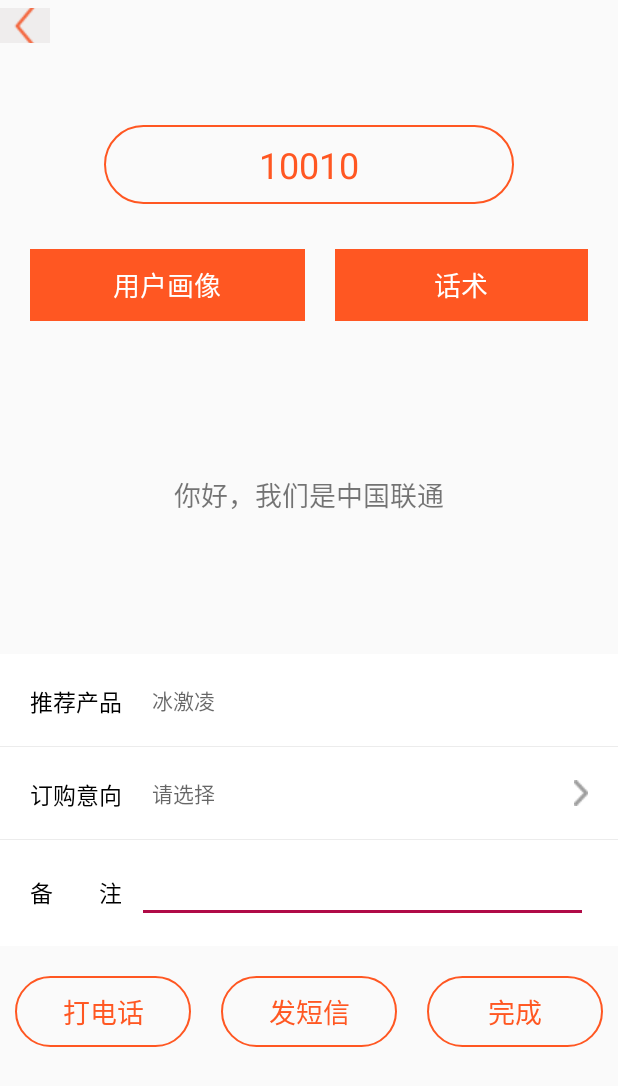
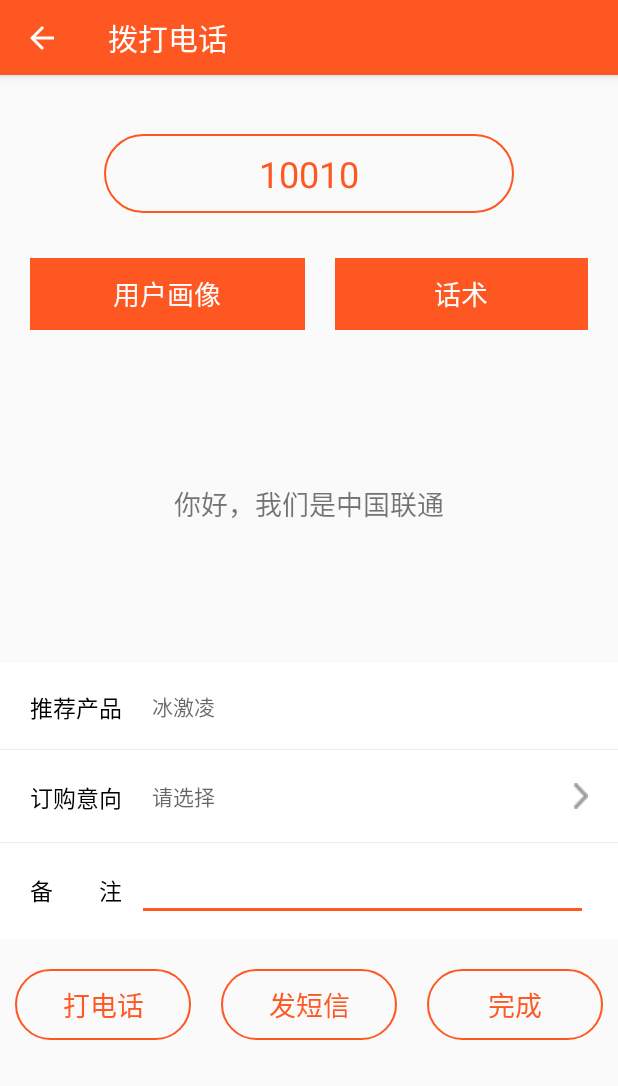
Before and after one commit to renw7/WoMarketing, an Android app: the DialActivity screen opened directly, with no data from a screen before it, on a phone screen of 412 x 824 dp. Shown: the top 1086 px of the screen. Run offline under Robolectric (Android 15) with nearby library versions, the phone set to English and light mode, and no system bars; 4 statements that could not run were skipped.

Commit message:
通话：修改广播发送action常量，修改控件默认颜色，修改页面布局，manifest文件添加DailActivity主题

```diff
--- a/app/src/main/java/com/engingplan/womarketing/ui/activity/DialActivity.java
+++ b/app/src/main/java/com/engingplan/womarketing/ui/activity/DialActivity.java
@@ -20,6 +20,7 @@ import android.widget.Button;
 import android.widget.EditText;
 import android.widget.TextView;
 import android.widget.Toast;
+
 import com.engingplan.womarketing.bl.DialBL;
 import com.engingplan.womarketing.bl.DialHttpBL;
 import com.engingplan.womarketing.ui.R;
@@ -84,6 +85,9 @@ public final class DialActivity extends BaseActivity {
         super.onCreate(savedInstanceState);
 
         setContentView(R.layout.activity_dial);
+
+        initActivity();
+
         getSupportActionBar().setDisplayHomeAsUpEnabled(true);
 
         //获取上一个页面传递的参数 taskId 上一个页面的标记
@@ -265,7 +269,7 @@ public final class DialActivity extends BaseActivity {
                         smsContent = (String) map.get("smsContent");
 
                         //初始化页面，控件实现查询得到的信息
-                        initActivity();
+                        init();
                     }
 
                     //若任务已完成，提示，修改完成按钮的状态
--- a/app/src/main/java/com/engingplan/womarketing/util/ConstantsUtil.java
+++ b/app/src/main/java/com/engingplan/womarketing/util/ConstantsUtil.java
@@ -21,6 +21,8 @@ public interface ConstantsUtil {
     String INSERT_CALLRECORD_ACTIVITY_RECEIVER = "com.engingplan.womarketing.fragment.DialActivity.insCallRecord.BroadcastReceiver";
 
     String UPDATE_TASKDATA_ACTIVITY_RECEIVER = "com.engingplan.womarketing.fragment.DialActivity.updTaskData.BroadcastReceiver";
+
+    String UNLOCK_TASKDATA_ACTIVITY_RECEIVER = "com.engingplan.womarketing.fragment.DialActivity.unLockTaskData.BroadcastReceiver";
 
     String SENT_SMS_ACTIVITY_RECEIVER = "com.engingplan.womarketing.fragment.DialActivity.sendSms.BroadcastReceiver";
 
--- a/app/src/main/java/com/engingplan/womarketing/util/OkHttpClientUtils.java
+++ b/app/src/main/java/com/engingplan/womarketing/util/OkHttpClientUtils.java
@@ -174,7 +174,7 @@ public final class OkHttpClientUtils {
     }
 
 
-    public void test(){
+    public void test() {
         System.out.println("test");
     }
 
--- a/app/src/main/res/layout/activity_dial.xml
+++ b/app/src/main/res/layout/activity_dial.xml
@@ -7,16 +7,6 @@
     android:orientation="vertical"
     tools:context="com.engingplan.womarketing.ui.activity.DialActivity">
 
-
-    <ImageButton
-        android:id="@+id/ImageButton"
-        android:layout_width="33dp"
-        android:layout_height="23dp"
-        android:layout_gravity="left"
-        android:layout_marginTop="5dp"
-        android:layout_marginBottom="5dp"
-        android:background="@color/colorButtonDisable"
-        android:src="@drawable/back" />
 
     <TextView
         android:layout_width="match_parent"
@@ -29,7 +19,7 @@
         android:layout_width="273dp"
         android:layout_height="wrap_content"
         android:layout_gravity="center_horizontal"
-        android:layout_marginTop="30dp"
+        android:layout_marginTop="20dp"
         android:layout_marginBottom="20dp"
         android:text="@string/dial_default_number"
         android:textSize="24sp" />
@@ -48,8 +38,8 @@
             android:layout_marginLeft="20dp"
             android:layout_marginRight="10dp"
             android:layout_weight="1"
+            android:text="@string/dial_cust_info_btn"
             android:textColor="@color/white"
-            android:text="@string/dial_cust_info_btn"
             android:textSize="18sp" />
 
         <Button
@@ -61,8 +51,8 @@
             android:layout_marginRight="20dp"
             android:layout_weight="1"
             android:text="@string/dial_voice_content_btn"
-            android:textSize="18sp"
-            android:textColor="@color/white"/>
+            android:textColor="@color/white"
+            android:textSize="18sp" />
 
     </LinearLayout>
 
@@ -77,10 +67,10 @@
         android:layout_marginBottom="20dp"
         android:gravity="center_vertical"
         android:lineSpacingExtra="5sp"
+        android:scrollbars="vertical"
         android:text="@string/dial_cust_info_content"
-        android:textSize="18sp"
 
-        android:scrollbars = "vertical"/>
+        android:textSize="18sp" />
 
 
     <!-- 产品推荐 -->
@@ -92,9 +82,9 @@
         android:gravity="start|center_vertical"
         android:orientation="horizontal"
         android:paddingLeft="20dp"
-        android:paddingTop="20dp"
+        android:paddingTop="18dp"
         android:paddingRight="20dp"
-        android:paddingBottom="20dp">
+        android:paddingBottom="18dp">
 
         <TextView
 
@@ -171,9 +161,9 @@
         android:gravity="start|center_vertical"
         android:orientation="horizontal"
         android:paddingLeft="20dp"
-        android:paddingTop="15dp"
+        android:paddingTop="12dp"
         android:paddingRight="20dp"
-        android:paddingBottom="15dp">
+        android:paddingBottom="12dp">
 
         <TextView
             android:layout_width="71dp"
@@ -190,8 +180,7 @@
             android:gravity="center_vertical"
             android:paddingLeft="10dp"
             android:textColor="#99000000"
-            android:textSize="14sp"
-           />
+            android:textSize="14sp" />
     </LinearLayout>
 
 
--- a/app/src/main/res/values/strings.xml
+++ b/app/src/main/res/values/strings.xml
@@ -15,6 +15,7 @@
 
     <string name="task_type2">2</string>
     <!-- 拨打界面 -->
+    <string name="dial_name">拨打电话</string>
     <string name="dial_default_number">10010</string>
     <string name="dial_title">拨打电话</string>
     <string name="dial_cust_info_btn">用户画像</string>
--- a/app/src/main/res/values/styles.xml
+++ b/app/src/main/res/values/styles.xml
@@ -6,7 +6,7 @@
         <item name="colorPrimary">@color/colorPrimary</item>
         <item name="colorPrimaryDark">@color/colorPrimaryDark</item>
 
-        <item name="colorAccent">@color/colorAccent</item>
+        <item name="colorAccent">@color/select_transparent</item>
         <!-- ActionMode覆盖Actionbar，不顶下来 -->
         <item name="windowActionModeOverlay">true</item>
         <item name="android:windowContentOverlay">@null</item>
@@ -22,7 +22,7 @@
         <item name="colorPrimary">@color/select_transparent</item>
         <item name="colorPrimaryDark">@color/colorPrimaryDark</item>
 
-        <item name="colorAccent">@color/colorAccent</item>
+        <item name="colorAccent">@color/select_transparent</item>
         <!-- ActionMode覆盖Actionbar，不顶下来 -->
         <item name="windowActionModeOverlay">true</item>
         <item name="android:windowContentOverlay">@null</item>
@@ -32,7 +32,6 @@
         <item name="android:textAllCaps">false</item>
         <item name="actionBarSize">50dp</item>
     </style>
-
 
 
     <style name="EditTextStyle">
@@ -56,7 +55,7 @@
         <item name="android:background">@color/colorCall</item>
     </style>
 
-    <style name="MyDialog" parent="Theme.AppCompat.Light.DarkActionBar"/>
+    <style name="MyDialog" parent="Theme.AppCompat.Light.DarkActionBar" />
 
 
     <!-- 获取验证码样式 -->
```
Also changed, not shown: app/src/main/AndroidManifest.xml (+25 -18 lines), app/src/main/java/com/engingplan/womarketing/bl/DialHttpBL.java (+4 -4 lines).
